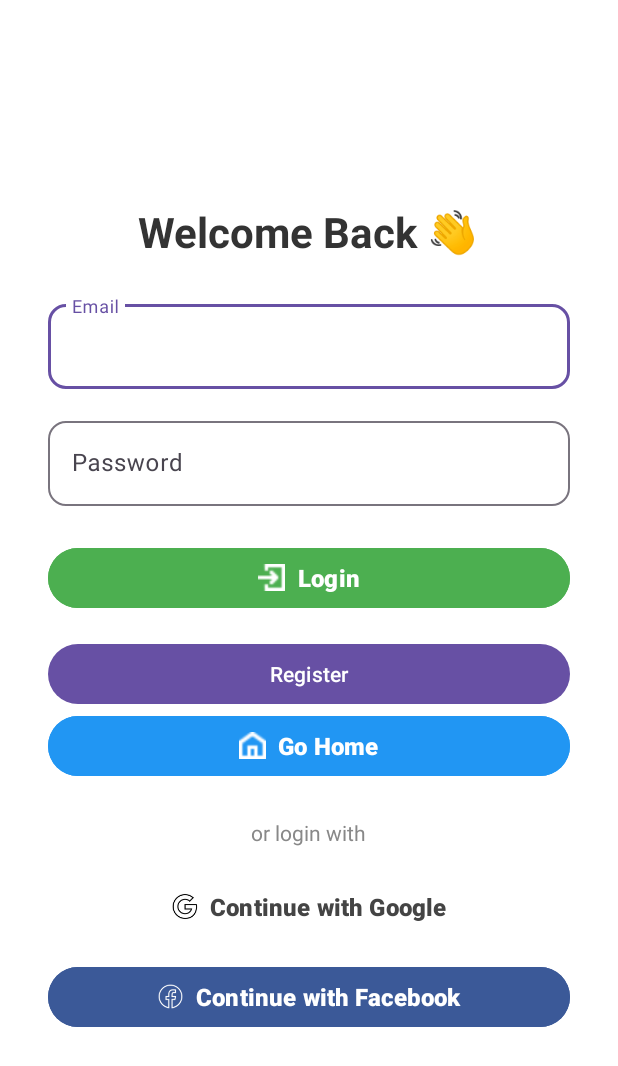
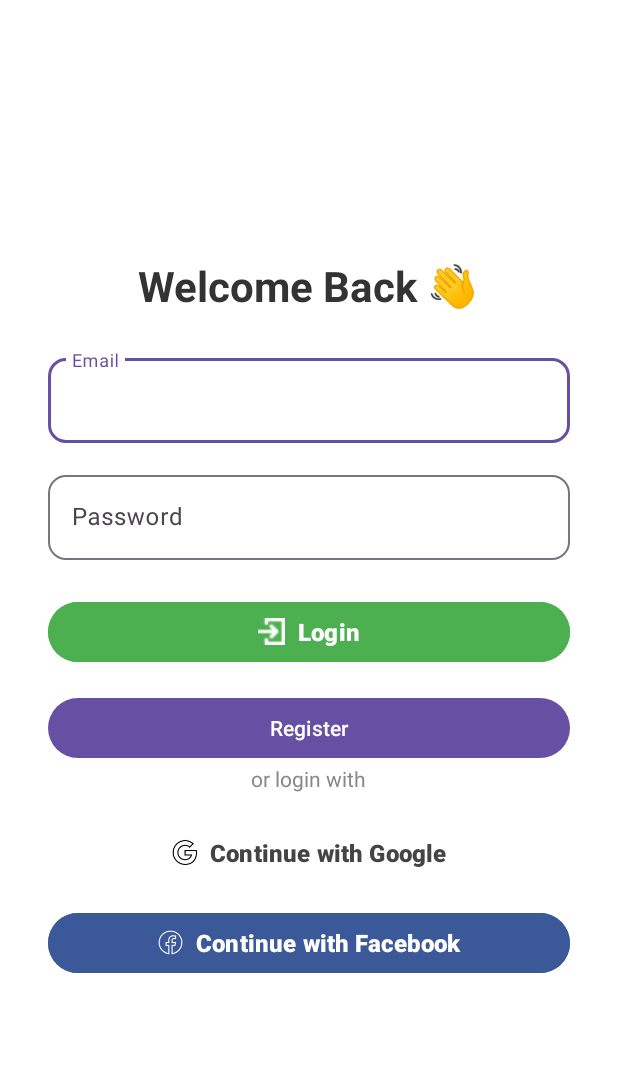
Before and after one commit to DanielOrlov/Mobile-dev-Project, an Android app: the layout activity_login.xml on its own in the app's theme, with its tools: preview values and no code run, on a phone screen of 412 x 824 dp. Shown: the top 1066 px of the screen. Run offline under Robolectric (Android 15) with nearby library versions, the phone set to English and light mode, and no system bars.

Commit message:
updated navigation removed buttons that were added for demonstration added user profile button to the nav bar made login activity the main activity

```diff
--- a/app/src/main/java/com/example/mobile_dev_project/BaseActivity.java
+++ b/app/src/main/java/com/example/mobile_dev_project/BaseActivity.java
@@ -20,7 +20,7 @@ public class BaseActivity extends AppCompatActivity {
         // Navbar buttons
         setupNavBarButton(R.id.btnLocation, LocationProfileActivity.class);
         setupNavBarButton(R.id.btnReportConditions, ReportConditionsActivity.class);
-        setupNavBarButton(R.id.btnLogin, LoginActivity.class);
+        setupNavBarButton(R.id.btnProfile, UserProfileActivity.class);
         setupNavBarButton(R.id.buttonToGoHome, MapActivity.class);
         // Settings button (placeholder)
         Button settingsButton = findViewById(R.id.btnSettings);
--- a/app/src/main/java/com/example/mobile_dev_project/LoginActivity.java
+++ b/app/src/main/java/com/example/mobile_dev_project/LoginActivity.java
@@ -61,10 +61,6 @@ public class LoginActivity extends AppCompatActivity {
                     });
         });
 
-        binding.buttonToGoHome.setOnClickListener(v -> {
-            finish();
-        });
-
         registerButton.setOnClickListener(v ->
                 startActivity(new Intent(this, RegisterActivity.class)));
 
--- a/app/src/main/java/com/example/mobile_dev_project/UserProfileActivity.java
+++ b/app/src/main/java/com/example/mobile_dev_project/UserProfileActivity.java
@@ -58,7 +58,7 @@ UserProfileActivity extends BaseActivity {
 
         logoutButton.setOnClickListener(v ->{
             FirebaseAuth.getInstance().signOut();
-            //startActivity(new Intent(this, LoginActivity.class));
+            startActivity(new Intent(this, LoginActivity.class));
             finish();
         });
 
--- a/app/src/main/res/layout/activity_login.xml
+++ b/app/src/main/res/layout/activity_login.xml
@@ -80,21 +80,6 @@
         android:layout_height="wrap_content"
         android:text="Register" />
 
-    <com.google.android.material.button.MaterialButton
-        android:id="@+id/buttonToGoHome"
-        android:layout_width="match_parent"
-        android:layout_height="wrap_content"
-        android:text="Go Home"
-        android:textSize="16sp"
-        android:textStyle="bold"
-        android:backgroundTint="#2196F3"
-        android:textColor="@android:color/white"
-        app:cornerRadius="24dp"
-        app:icon="@drawable/ic_home"
-        app:iconPadding="8dp"
-        app:iconGravity="textStart"
-        android:layout_marginBottom="24dp" />
-
     <!-- Social Login Divider -->
     <TextView
         android:layout_width="wrap_content"
```
Also changed, not shown: app/src/main/AndroidManifest.xml (+14 -12 lines), app/src/main/java/com/example/mobile_dev_project/MapActivity.java (+0 -12 lines), app/src/main/res/layout/activity_map.xml (+0 -32 lines), app/src/main/res/layout/layout_navbar.xml (+12 -4 lines).
